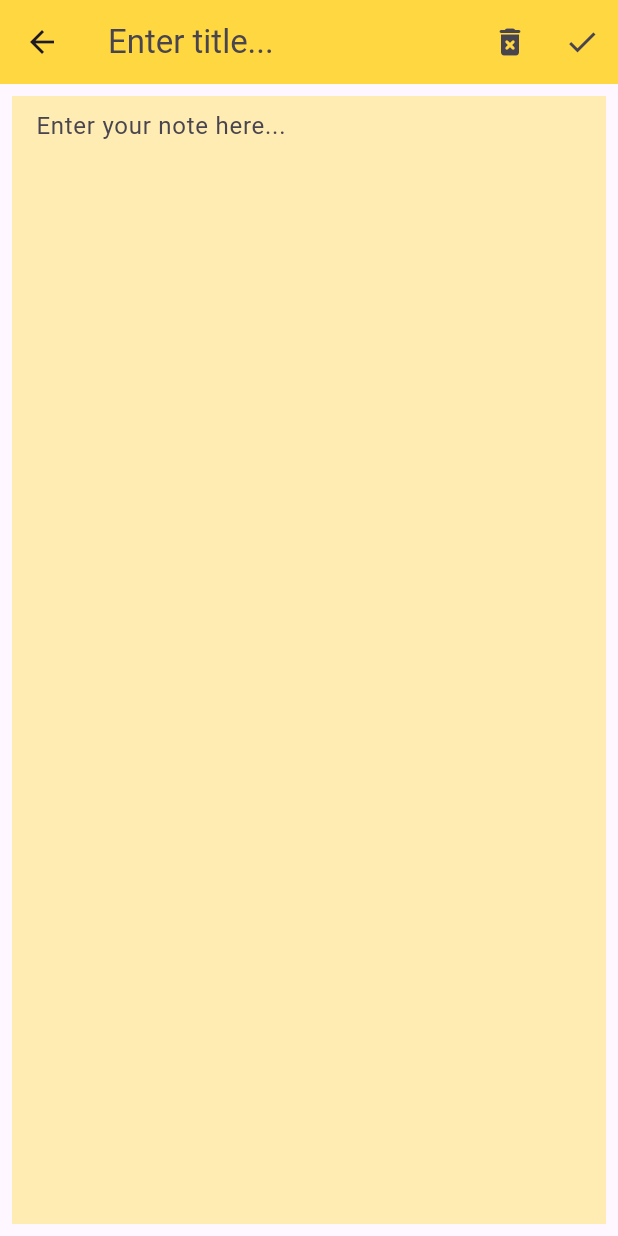
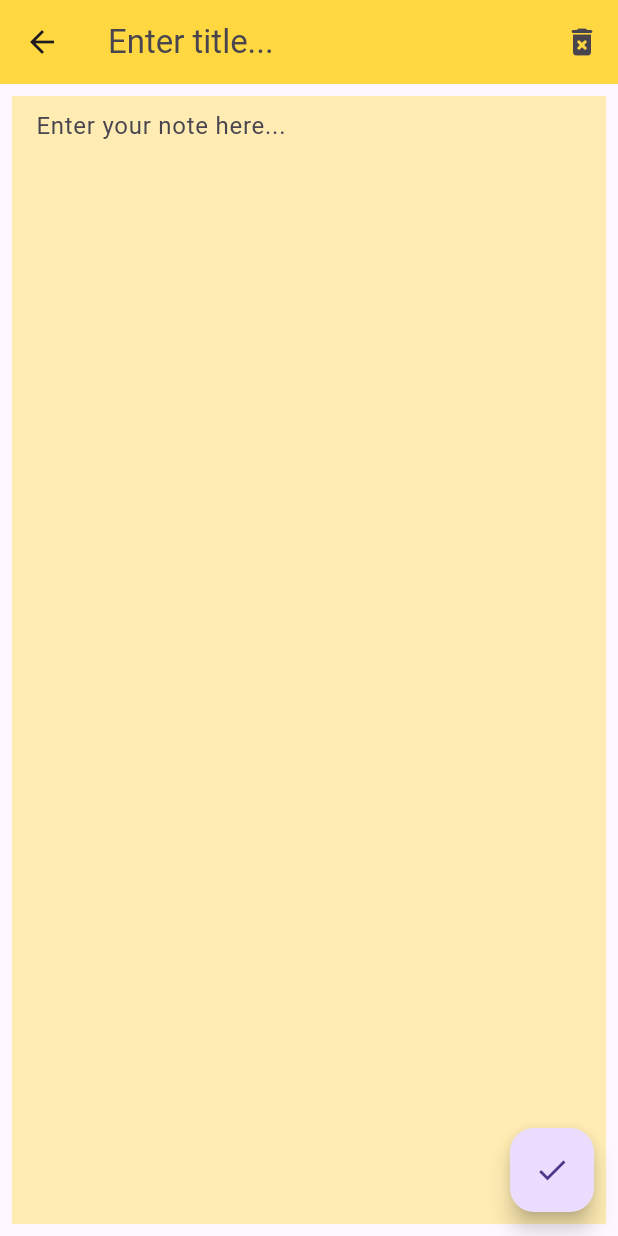
Before and after one commit to bountx/PWI_Project, a Flutter app: the screen it shows after launch, after a tap on the "list" icon, after a tap on the "add" icon, on a phone screen of 412 x 824 dp. Run offline on Flutter 3.47's test engine with Material 3 defaults, Android fonts, the phone set to English and light mode, and no system bars; our stand-ins replace flutter_colorpicker, syncfusion_flutter_calendar.

Commit message:
Major restructure of note section
Changes made so that the NotepadScreen has now two modes: view mode and edit mode.

- created NotepadViewMode provider,
- added if statements to NotepadScreen to decide whether textfields are readOnly or edittable
- updated NoteViewModel methods to handle index bugs,
- changed some methods and classes so that Notes are now hadled by their indexes,
- removed edit buttons from note widgets, now handled by gesture detector,
- removed simplifiedlook from noteline as it is no longer needed

```diff
--- a/pwi_project/lib/main.dart
+++ b/pwi_project/lib/main.dart
@@ -1,15 +1,13 @@
 import 'package:flutter/material.dart';
+import 'package:provider/provider.dart';
+import 'package:pwi_project/utils/view_modes.dart';
+import 'package:pwi_project/utils/text_field_controllers.dart';
 import 'package:pwi_project/view/calendar_screen_view.dart';
-import 'package:pwi_project/view/notepad_screen_view.dart';
-
-import 'view/task_manager_screen_view.dart';
-import 'package:provider/provider.dart';
 import 'package:pwi_project/view/notelist_screen_view.dart';
 import 'package:pwi_project/view_model/note_view_model.dart';
 import 'package:pwi_project/view_model/task_view_model.dart';
+
 import 'view_model/calendar_view_model.dart';
-import 'package:pwi_project/utils/text_field_controllers.dart';
-import 'package:pwi_project/utils/notelist_view_mode.dart';
 
 void main() {
   runApp(MultiProvider(
@@ -19,10 +17,10 @@ void main() {
       ChangeNotifierProvider(create: (context) => TaskList()),
       ChangeNotifierProvider(create: (context) => TextFieldControllers()),
       ChangeNotifierProvider(create: (context) => NotelistViewMode()),
+      ChangeNotifierProvider(create: (context) => NotepadViewMode()),
     ],
-    child: MyApp(),
+    child: const MyApp(),
   ));
-
 }
 
 class MyApp extends StatelessWidget {
--- a/pwi_project/lib/utils/notelist_view_mode.dart
+++ /dev/null
@@ -1,10 +0,0 @@
-import 'package:flutter/material.dart';
-
-class NotelistViewMode extends ChangeNotifier {
-  bool isGridMode = true;
-
-  void toggleViewMode() {
-    isGridMode = !isGridMode;
-    notifyListeners();
-  }
-}
--- a/pwi_project/lib/utils/text_field_controllers.dart
+++ b/pwi_project/lib/utils/text_field_controllers.dart
@@ -13,4 +13,10 @@ class TextFieldControllers with ChangeNotifier {
     contentController.dispose();
     searchController.dispose();
   }
+
+  void updateControllers(String title, String content) {
+    titleController.text = title;
+    contentController.text = content;
+    notifyListeners();
+  }
 }
--- /dev/null
+++ b/pwi_project/lib/utils/view_modes.dart
@@ -0,0 +1,28 @@
+import 'package:flutter/material.dart';
+
+class NotelistViewMode extends ChangeNotifier {
+  bool _isGridMode = true;
+
+  bool get isGridMode => _isGridMode;
+
+  void toggleViewMode() {
+    _isGridMode = !_isGridMode;
+    notifyListeners();
+  }
+}
+
+class NotepadViewMode with ChangeNotifier {
+  bool _isEditing = false;
+
+  bool get isEditing => _isEditing;
+
+  set isEditing(bool value) {
+    _isEditing = value;
+    notifyListeners();
+  }
+
+  void toggleEditMode() {
+    _isEditing = !_isEditing;
+    notifyListeners();
+  }
+}
--- a/pwi_project/lib/view/notelist_screen_view.dart
+++ b/pwi_project/lib/view/notelist_screen_view.dart
@@ -1,8 +1,9 @@
 import 'package:flutter/material.dart';
 import 'package:provider/provider.dart';
-import 'package:pwi_project/utils/notelist_view_mode.dart';
 import 'package:pwi_project/utils/text_field_controllers.dart';
+import 'package:pwi_project/utils/view_modes.dart';
 import 'package:pwi_project/view/notepad_screen_view.dart';
+import 'package:pwi_project/view_model/note_view_model.dart';
 import 'package:pwi_project/widgets/note_search_bar.dart';
 import 'package:pwi_project/widgets/noteline_list.dart';
 import 'package:pwi_project/widgets/notestick_grid.dart';
@@ -52,12 +53,20 @@ class NotelistScreen extends StatelessWidget {
         ),
         floatingActionButton: FloatingActionButton(
           onPressed: () {
+            var noteViewModel =
+                Provider.of<NoteViewModel>(context, listen: false);
+            var notepadViewMode =
+                Provider.of<NotepadViewMode>(context, listen: false);
+
+            noteViewModel.selectNote(null);
+            notepadViewMode.isEditing = true;
+
             Navigator.push(
               context,
               MaterialPageRoute(
                 builder: (context) => ChangeNotifierProvider(
                   create: (context) => TextFieldControllers(),
-                  child: NotepadScreen(note: null, index: null),
+                  child: const NotepadScreen(),
                 ),
               ),
             );
--- a/pwi_project/lib/view/notepad_screen_view.dart
+++ b/pwi_project/lib/view/notepad_screen_view.dart
@@ -2,25 +2,26 @@ import 'package:flutter/material.dart';
 import 'package:provider/provider.dart';
 import 'package:pwi_project/model/note.dart';
 import 'package:pwi_project/utils/text_field_controllers.dart';
+import 'package:pwi_project/utils/view_modes.dart';
 import 'package:pwi_project/view_model/note_view_model.dart';
 
 class NotepadScreen extends StatelessWidget {
-  final Note? note;
   final int? index;
 
-  NotepadScreen({super.key, required this.note, this.index});
-
-  final titleController = TextEditingController();
-  final contentController = TextEditingController();
+  const NotepadScreen({super.key, this.index});
 
   @override
   Widget build(BuildContext context) {
-    var textFieldControllers = Provider.of<TextFieldControllers>(context);
-    var noteViewModel = Provider.of<NoteViewModel>(context, listen: false);
+    var noteViewModel = context.watch<NoteViewModel>();
+    var textFieldControllers = context.watch<TextFieldControllers>();
 
-    if (note != null) {
-      textFieldControllers.titleController.text = note?.title ?? '';
-      textFieldControllers.contentController.text = note?.content ?? '';
+    Note? currentNote = noteViewModel.currentNote;
+
+    if (currentNote != null) {
+      textFieldControllers.updateControllers(
+        currentNote.title,
+        currentNote.content,
+      );
     }
 
     return GestureDetector(
@@ -41,9 +42,25 @@ class NotepadScreen extends StatelessWidget {
               });
             },
           ),
-          title: TextField(
-            controller:
-                Provider.of<TextFieldControllers>(context).titleController,
+          title: Consumer<NoteViewModel>(
+            builder: (context, noteViewModel, child) {
+              return Provider.of<NotepadViewMode>(context).isEditing
+                  ? TextField(
+                      controller: Provider.of<TextFieldControllers>(context)
+                          .titleController,
+                      readOnly: false,
+                      maxLines: null,
+                      style: Theme.of(context).textTheme.titleLarge,
+                      decoration: const InputDecoration(
+                        hintText: 'Enter title...',
+                        border: InputBorder.none,
+                      ),
+                    )
+                  : IgnorePointer(
+                      child: TextField(
+                        controller: Provider.of<TextFieldControllers>(context)
+                            .titleController,
+                        readOnly: true,
                         maxLines: null,
                         style: Theme.of(context).textTheme.titleLarge,
                         decoration: const InputDecoration(
@@ -51,42 +68,16 @@ class NotepadScreen extends StatelessWidget {
                           border: InputBorder.none,
                         ),
                       ),
+                    );
+            },
+          ),
           actions: [
             IconButton(
               icon: const Icon(Icons.delete_forever_rounded),
               onPressed: () {
-                if (note != null && index != null) {
-                  noteViewModel.deleteNote(index!);
-                }
-
-                Navigator.pop(context);
-                WidgetsBinding.instance.addPostFrameCallback((_) {
-                  if (!textFieldControllers.hasActiveListeners) {
-                    textFieldControllers.disposeControllers();
-                  }
-                });
-              },
-            ),
-            IconButton(
-              icon: const Icon(Icons.check),
-              onPressed: () {
-                String title = textFieldControllers.titleController.text;
-                if (title.isEmpty) {
-                  ScaffoldMessenger.of(context).showSnackBar(
-                    const SnackBar(content: Text('Title is too short!')),
-                  );
-                  return;
-                }
-                String content = textFieldControllers.contentController.text;
-                Color color = Colors.white;
-                DateTime dateTime = DateTime.now();
-
-                Note newNote = Note(title, content, color, dateTime);
-
-                if (note != null && index != null) {
-                  noteViewModel.updateNote(index!, newNote);
-                } else {
-                  noteViewModel.addNote(newNote);
+                if (noteViewModel.currentNote != null &&
+                    noteViewModel.currentIndex != null) {
+                  noteViewModel.deleteNote(noteViewModel.currentIndex!);
                 }
 
                 Navigator.pop(context);
@@ -101,9 +92,25 @@ class NotepadScreen extends StatelessWidget {
         ),
         body: Padding(
           padding: const EdgeInsets.all(8.0),
+          child: Provider.of<NotepadViewMode>(context).isEditing
+              ? TextField(
+                  controller: Provider.of<TextFieldControllers>(context)
+                      .contentController,
+                  readOnly: false,
+                  maxLines: null,
+                  expands: true,
+                  decoration: InputDecoration(
+                    hintText: 'Enter your note here...',
+                    filled: true,
+                    fillColor: Colors.amber[100],
+                    border: InputBorder.none,
+                  ),
+                )
+              : IgnorePointer(
                   child: TextField(
-            controller:
-                Provider.of<TextFieldControllers>(context).contentController,
+                    controller: Provider.of<TextFieldControllers>(context)
+                        .contentController,
+                    readOnly: true,
                     maxLines: null,
                     expands: true,
                     decoration: InputDecoration(
@@ -115,6 +122,40 @@ class NotepadScreen extends StatelessWidget {
                   ),
                 ),
         ),
+        floatingActionButton: FloatingActionButton(
+          onPressed: () {
+            var notepadViewMode =
+                Provider.of<NotepadViewMode>(context, listen: false);
+            if (notepadViewMode.isEditing) {
+              String title = textFieldControllers.titleController.text;
+              if (title.isEmpty) {
+                ScaffoldMessenger.of(context).showSnackBar(
+                  const SnackBar(content: Text('Title is too short!')),
+                );
+                return;
+              }
+              String content = textFieldControllers.contentController.text;
+              Color color = Colors.white;
+              DateTime dateTime = DateTime.now();
+
+              Note newNote = Note(title, content, color, dateTime);
+
+              if (noteViewModel.currentIndex != null) {
+                noteViewModel.updateCurrentNote(newNote);
+              } else {
+                noteViewModel.addNote(newNote);
+              }
+
+              notepadViewMode.toggleEditMode();
+            } else {
+              notepadViewMode.toggleEditMode();
+            }
+          },
+          child: Icon(Provider.of<NotepadViewMode>(context).isEditing
+              ? Icons.check
+              : Icons.edit),
+        ),
+      ),
     );
   }
 }
--- a/pwi_project/lib/view_model/note_view_model.dart
+++ b/pwi_project/lib/view_model/note_view_model.dart
@@ -10,42 +10,65 @@ class NoteViewModel extends ChangeNotifier {
   ];
   List<Note> _searchResults = [];
 
+  String _searchQuery = '';
+  Note? _currentNote;
+  int? _currentIndex;
+
   List<Note> get notes => _notes;
 
   List<Note> get searchResults => _searchResults;
-  String _searchQuery = '';
 
   String get searchQuery => _searchQuery;
 
-  void addNote(Note note) {
-    _notes.add(note);
-    if (kDebugMode) {
-      print("note added!");
+  Note? get currentNote => _currentNote;
+
+  int? get currentIndex => _currentIndex;
+
+  void selectNote(int? index) {
+    if (index != null && index >= 0 && index < _notes.length) {
+      _currentNote = _notes[index];
+      _currentIndex = index;
+    } else {
+      _currentNote = null;
+      _currentIndex = null;
     }
     notifyListeners();
   }
 
-  void updateNote(int index, Note updatedNote) {
-    _notes[index] = updatedNote;
+  void addNote(Note note) {
+    _notes.add(note);
+    _searchResults = [];
     notifyListeners();
   }
 
   void deleteNote(int index) {
+    if (index >= 0 && index < _notes.length) {
       _notes.removeAt(index);
+      _searchResults = [];
       notifyListeners();
+    }
+  }
+
+  void updateCurrentNote(Note updatedNote) {
+    if (_currentIndex != null &&
+        _currentIndex! >= 0 &&
+        _currentIndex! < _notes.length) {
+      _notes[_currentIndex!] = updatedNote;
+      _currentNote = updatedNote;
+      notifyListeners();
+    }
   }
 
   void search(String query) {
     _searchQuery = query;
-
     if (query.trim().isEmpty) {
       _searchResults = [];
     } else {
       _searchResults = _notes
-        .where((note) => note.title.toLowerCase().contains(query.trim().toLowerCase()))
+          .where((note) =>
+              note.title.toLowerCase().contains(query.trim().toLowerCase()))
           .toList();
     }
-
     notifyListeners();
   }
 }
--- a/pwi_project/lib/widgets/note_line.dart
+++ b/pwi_project/lib/widgets/note_line.dart
@@ -1,22 +1,20 @@
 import 'package:flutter/material.dart';
 import 'package:pwi_project/model/note.dart';
-import 'package:pwi_project/view/notepad_screen_view.dart';
 
 class NoteLine extends StatelessWidget {
   final Note note;
   final int? index;
-  final bool simplifiedLook;
 
   const NoteLine(
       {super.key,
       required this.note,
-      this.index,
-      required this.simplifiedLook});
+      this.index,}
+      );
 
   @override
   Widget build(BuildContext context) {
     double containerSize = MediaQuery.of(context).size.width / 5 - 30;
-    return Container(
+    return SizedBox(
       height: containerSize,
       child: Row(
         //mainAxisAlignment: MainAxisAlignment.spaceBetween,
@@ -29,7 +27,9 @@ class NoteLine extends StatelessWidget {
               borderRadius: BorderRadius.circular(13.0),
             ),
           ),
-          Container(width: MediaQuery.of(context).size.width*2/15-30,),
+          Container(
+            width: MediaQuery.of(context).size.width * 2 / 15 - 30,
+          ),
           Expanded(
             child: Container(
               height: MediaQuery.of(context).size.width / 5 - 40,
@@ -51,19 +51,6 @@ class NoteLine extends StatelessWidget {
                       style: const TextStyle(
                           fontSize: 22, fontWeight: FontWeight.bold),
                     ),
-                    simplifiedLook
-                        ? Container()
-                        : IconButton(
-                            icon: const Icon(Icons.edit),
-                            onPressed: () {
-                              Navigator.push(
-                                context,
-                                MaterialPageRoute(
-                                    builder: (context) => NotepadScreen(
-                                        note: note, index: index)),
-                              );
-                            },
-                          )
                   ],
                 ),
               ),
--- a/pwi_project/lib/widgets/note_search_bar.dart
+++ b/pwi_project/lib/widgets/note_search_bar.dart
@@ -1,6 +1,7 @@
 import 'package:flutter/material.dart';
 import 'package:provider/provider.dart';
 import 'package:pwi_project/view_model/note_view_model.dart';
+
 import '../utils/text_field_controllers.dart';
 
 class NoteSearchBar extends StatelessWidget {
@@ -8,7 +9,8 @@ class NoteSearchBar extends StatelessWidget {
 
   @override
   Widget build(BuildContext context) {
-    final searchController = Provider.of<TextFieldControllers>(context).searchController;
+    final searchController =
+        Provider.of<TextFieldControllers>(context).searchController;
     return Container(
       margin: const EdgeInsets.only(left: 10),
       decoration: BoxDecoration(
--- a/pwi_project/lib/widgets/note_stick.dart
+++ b/pwi_project/lib/widgets/note_stick.dart
@@ -1,6 +1,5 @@
 import 'package:flutter/material.dart';
 import 'package:pwi_project/model/note.dart';
-import 'package:pwi_project/view/notepad_screen_view.dart';
 
 class NoteStick extends StatelessWidget {
   final Note note;
@@ -22,27 +21,11 @@ class NoteStick extends StatelessWidget {
         children: [
           Padding(
             padding: const EdgeInsets.fromLTRB(15.0, 10.0, 15.0, 10.0),
-            child: Row(
-              mainAxisAlignment: MainAxisAlignment.spaceBetween,
-              children: [
-                Text(
-                  note.title.length > 6
-                      ? '${note.title.substring(0, 6)}...'
-                      : note.title, // !!mediaquery to be implemented
-                  style: const TextStyle(
-                      fontSize: 22, fontWeight: FontWeight.bold),
-                ),
-                IconButton(
-                  icon: const Icon(Icons.edit),
-                  onPressed: () {
-                    Navigator.push(
-                      context,
-                      MaterialPageRoute(
-                          builder: (context) => NotepadScreen(note: note, index: index)),
-                    );
-                  },
-                ),
-              ],
+            child: Text(
+              note.title.length > 6
+                  ? '${note.title.substring(0, 6)}...'
+                  : note.title, // !!mediaquery to be implemented
+              style: const TextStyle(fontSize: 22, fontWeight: FontWeight.bold),
             ),
           ),
           Padding(
--- a/pwi_project/lib/widgets/noteline_list.dart
+++ b/pwi_project/lib/widgets/noteline_list.dart
@@ -1,5 +1,7 @@
 import 'package:flutter/material.dart';
 import 'package:provider/provider.dart';
+import 'package:pwi_project/utils/view_modes.dart';
+import 'package:pwi_project/view/notepad_screen_view.dart';
 import 'package:pwi_project/widgets/note_line.dart';
 
 import '../view_model/note_view_model.dart';
@@ -18,12 +20,29 @@ class NoteLineList extends StatelessWidget {
     return ListView.builder(
       itemCount: notes.length,
       itemBuilder: (context, index) {
-        return Padding(
-          padding: const EdgeInsets.fromLTRB(20, 15, 20, 0),
-          child: NoteLine(
-            note: notes[index],
-            index: index,
-            simplifiedLook: false,
+        return GestureDetector(
+          onTap: () {
+            var noteViewModel =
+                Provider.of<NoteViewModel>(context, listen: false);
+            var notepadViewMode =
+                Provider.of<NotepadViewMode>(context, listen: false);
+
+            noteViewModel.selectNote(index);
+            notepadViewMode.isEditing = false;
+
+            Navigator.push(
+              context,
+              MaterialPageRoute(
+                builder: (context) => const NotepadScreen(),
+              ),
+            );
+          },
+          child: Padding(
+            padding: const EdgeInsets.fromLTRB(20, 15, 20, 0),
+            child: NoteLine(
+              note: notes[index],
+              index: index,
+            ),
           ),
         );
       },
--- a/pwi_project/lib/widgets/notestick_grid.dart
+++ b/pwi_project/lib/widgets/notestick_grid.dart
@@ -1,5 +1,7 @@
 import 'package:flutter/material.dart';
 import 'package:provider/provider.dart';
+import 'package:pwi_project/utils/view_modes.dart';
+import 'package:pwi_project/view/notepad_screen_view.dart';
 
 import '../view_model/note_view_model.dart';
 import 'note_stick.dart';
@@ -21,9 +23,27 @@ class NoteStickGrid extends StatelessWidget {
       ),
       itemCount: notes.length,
       itemBuilder: (context, index) {
-        return NoteStick(
-          note: notes[index],
-          index: index,
+        return GestureDetector(
+          onTap: () {
+            var noteViewModel =
+                Provider.of<NoteViewModel>(context, listen: false);
+            var notepadViewMode =
+                Provider.of<NotepadViewMode>(context, listen: false);
+
+            noteViewModel.selectNote(index);
+            notepadViewMode.isEditing = false;
+
+            Navigator.push(
+              context,
+              MaterialPageRoute(
+                builder: (context) => const NotepadScreen(),
+              ),
+            );
+          },
+          child: NoteStick(
+            note: notes[index],
+            index: index,
+          ),
         );
       },
     );
```
Also changed, not shown: pwi_project/lib/view/calendar_screen_view.dart (+3 -4 lines). Lines whose indentation alone changed are shown as unchanged.
